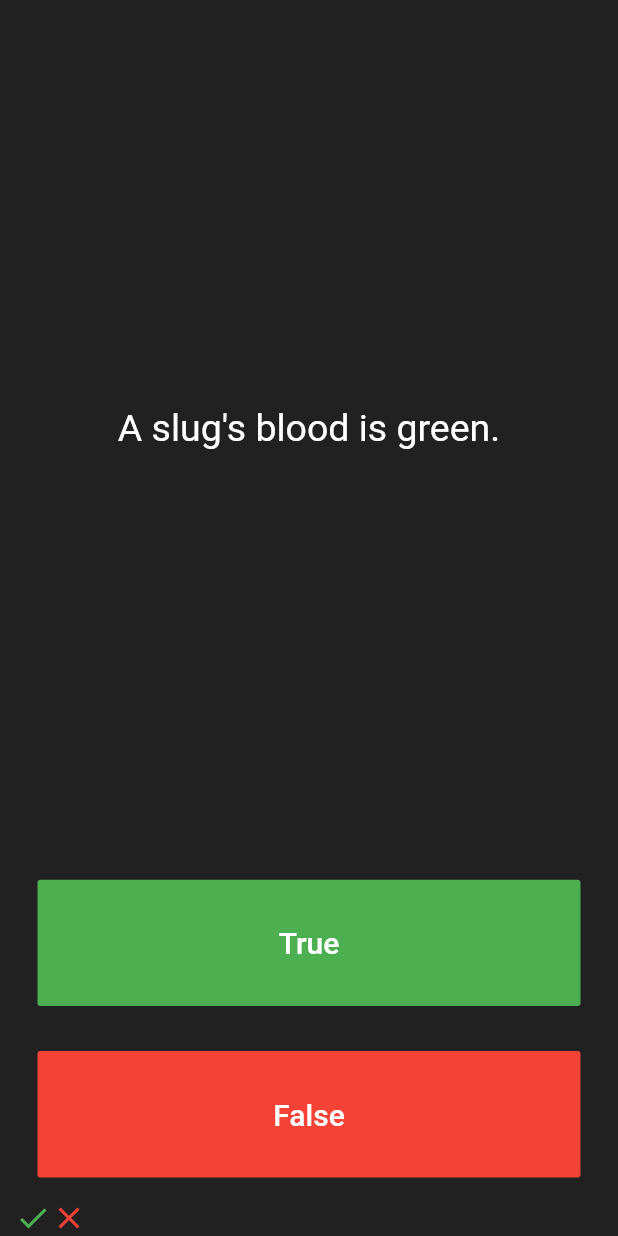
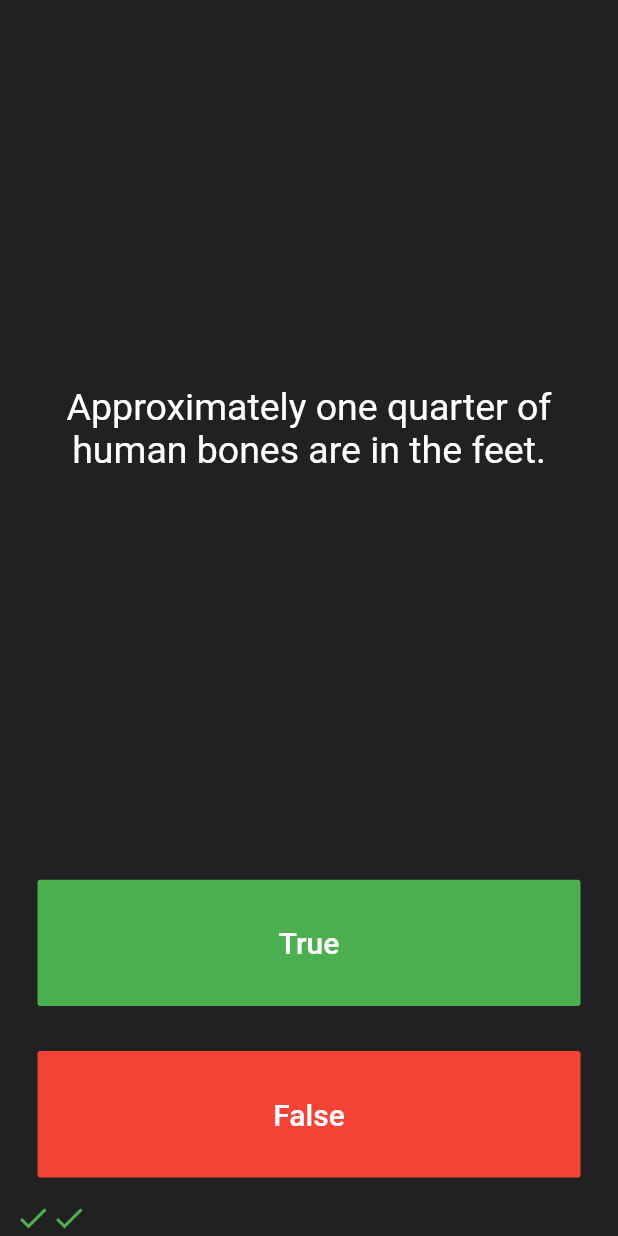
Before and after one commit to mjhossain/FlutterApps, a Flutter app: the screen it shows after launch, after a tap on "True", after a tap on "False", on a phone screen of 412 x 824 dp. Run offline on Flutter 3.47's test engine with Material 2 defaults, Android fonts, the phone set to English and light mode, and no system bars; our stand-ins replace audioplayers.

Commit message:
7th app updates

```diff
--- a/quizzler/lib/main.dart
+++ b/quizzler/lib/main.dart
@@ -1,4 +1,7 @@
 import 'package:flutter/material.dart';
+import 'quiz_brain.dart';
+
+QuizBrain quizBrain = QuizBrain();
 
 void main() => runApp(Quizzler());
 
@@ -25,34 +28,7 @@
 }
 
 class _QuizPageState extends State<QuizPage> {
-  List<String> questions = [
-    'You can lead a cow down stairs but not up stairs.',
-    'Approximately one quarter of human bones are in the feet.',
-    'A slug\'s blood is green.',
-  ];
-
-  List<bool> answers = [false, true, true];
-
-  int qNum = 0;
-
-  void nextQuestion() {
-    if (qNum == questions.length - 1) {
-      qNum = 0;
-    } else {
-      qNum++;
-    }
-  }
-
-  List<Icon> scoreKeeper = [
-    Icon(
-      Icons.check,
-      color: Colors.green,
-    ),
-    Icon(
-      Icons.close,
-      color: Colors.red,
-    ),
-  ];
+  List<Icon> scoreKeeper = [];
 
   @override
   Widget build(BuildContext context) {
@@ -66,7 +42,7 @@
             padding: EdgeInsets.all(10.0),
             child: Center(
               child: Text(
-                questions[qNum],
+                quizBrain.getQuestion(),
                 textAlign: TextAlign.center,
                 style: TextStyle(
                   fontSize: 25.0,
@@ -90,8 +66,22 @@
                 ),
               ),
               onPressed: () {
+                bool correctAns = quizBrain.getAnswer();
+
+                if (correctAns == true) {
+                  scoreKeeper.add(Icon(
+                    Icons.check,
+                    color: Colors.green,
+                  ));
+                } else {
+                  scoreKeeper.add(Icon(
+                    Icons.close,
+                    color: Colors.red,
+                  ));
+                }
+
                 setState(() {
-                  nextQuestion();
+                  quizBrain.nextQuestion();
                 });
               },
             ),
@@ -110,8 +100,21 @@
                 ),
               ),
               onPressed: () {
+                bool correctAns = quizBrain.getAnswer();
+                if (correctAns == false) {
+                  scoreKeeper.add(Icon(
+                    Icons.check,
+                    color: Colors.green,
+                  ));
+                } else {
+                  scoreKeeper.add(Icon(
+                    Icons.close,
+                    color: Colors.red,
+                  ));
+                }
+
                 setState(() {
-                  nextQuestion();
+                  quizBrain.nextQuestion();
                 });
               },
             ),
--- /dev/null
+++ b/quizzler/lib/questions.dart
@@ -0,0 +1,9 @@
+class Question {
+  String question;
+  bool answer;
+
+  Question(String q, bool a) {
+    this.question = q;
+    this.answer = a;
+  }
+}
--- /dev/null
+++ b/quizzler/lib/quiz_brain.dart
@@ -0,0 +1,47 @@
+import 'questions.dart';
+
+class QuizBrain {
+  int _qNum = 0;
+
+  List<Question> _questions = [
+    Question('Some cats are actually allergic to humans', true),
+    Question('You can lead a cow down stairs but not up stairs.', false),
+    Question('Approximately one quarter of human bones are in the feet.', true),
+    Question('A slug\'s blood is green.', true),
+    Question('Buzz Aldrin\'s mother\'s maiden name was \"Moon\".', true),
+    Question('It is illegal to pee in the Ocean in Portugal.', true),
+    Question(
+        'No piece of square dry paper can be folded in half more than 7 times.',
+        false),
+    Question(
+        'In London, UK, if you happen to die in the House of Parliament, you are technically entitled to a state funeral, because the building is considered too sacred a place.',
+        true),
+    Question(
+        'The loudest sound produced by any animal is 188 decibels. That animal is the African Elephant.',
+        false),
+    Question(
+        'The total surface area of two human lungs is approximately 70 square metres.',
+        true),
+    Question('Google was originally called \"Backrub\".', true),
+    Question(
+        'Chocolate affects a dog\'s heart and nervous system; a few ounces are enough to kill a small dog.',
+        true),
+    Question(
+        'In West Virginia, USA, if you accidentally hit an animal with your car, you are free to take it home to eat.',
+        true),
+  ];
+
+  void nextQuestion() {
+    if (_qNum < _questions.length - 1) {
+      _qNum++;
+    }
+  }
+
+  String getQuestion() {
+    return _questions[_qNum].question;
+  }
+
+  bool getAnswer() {
+    return _questions[_qNum].answer;
+  }
+}
```
